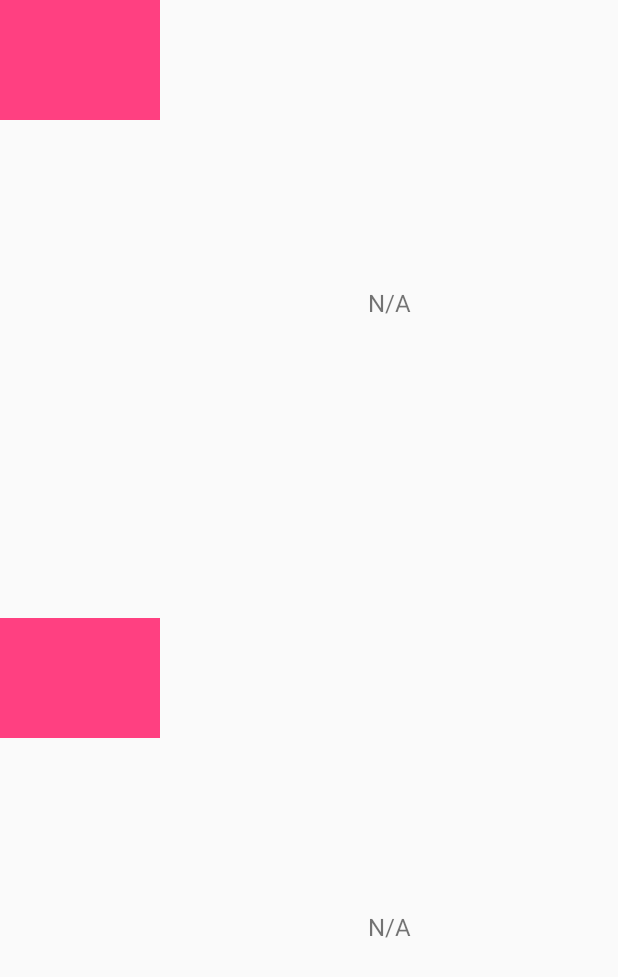
After one commit to BIGxRED/PopularMovies_Stage2, an Android app: the layout dialog_movie_trailers.xml on its own in the app's theme, with its tools: preview values and no code run, on a phone screen of 412 x 824 dp. The commit adds this screen. Shown: the top 977 px of the screen. Run offline under Robolectric (Android 15) with nearby library versions, the phone set to English and light mode, and no system bars.

Commit message:
Started working on a dialog to display the trailers for the movies, but it is not yet complete

```diff
--- a/app/src/main/res/layout/activity_movie_details.xml
+++ b/app/src/main/res/layout/activity_movie_details.xml
@@ -57,7 +57,7 @@
                 style="@style/MoviePoster"/>
 
             <ImageView
-                android:id="@+id/iv_play_button_background"
+                android:id="@+id/iv_play_button"
                 android:layout_width="48dp"
                 android:layout_height="48dp"
                 android:background="@drawable/play_button_48dp"
--- /dev/null
+++ b/app/src/main/res/layout/dialog_movie_trailers.xml
@@ -0,0 +1,57 @@
+<?xml version="1.0" encoding="utf-8"?>
+<LinearLayout xmlns:android="http://schemas.android.com/apk/res/android"
+              android:orientation="vertical"
+              android:layout_width="match_parent"
+              android:layout_height="match_parent">
+
+    <LinearLayout
+        android:id="@+id/ll_first_trailer"
+        android:layout_width="match_parent"
+        android:layout_height="match_parent"
+        android:orientation="horizontal"
+        android:layout_weight="1"
+        android:layout_marginBottom="8dp">
+
+        <ImageView
+            android:id="@+id/iv_first_trailer_thumbnail"
+            android:layout_width="160dp"
+            android:layout_height="80dp"
+            android:background="@color/colorAccent"
+            android:layout_weight="1"/>
+
+        <TextView
+            android:id="@+id/tv_movie_trailer_title1"
+            android:layout_width="match_parent"
+            android:layout_height="match_parent"
+            android:text="N/A"
+            android:gravity="center"
+            android:textSize="16sp"
+            android:layout_weight="2"/>
+
+    </LinearLayout>
+
+    <LinearLayout
+        android:id="@+id/ll_second_trailer"
+        android:layout_width="match_parent"
+        android:layout_height="match_parent"
+        android:layout_weight="1">
+
+        <ImageView
+            android:id="@+id/iv_second_trailer_thumbnail"
+            android:layout_width="160dp"
+            android:layout_height="80dp"
+            android:background="@color/colorAccent"
+            android:layout_weight="1"/>
+
+        <TextView
+            android:id="@+id/tv_movie_trailer_title2"
+            android:layout_width="match_parent"
+            android:layout_height="match_parent"
+            android:text="N/A"
+            android:gravity="center"
+            android:textSize="16sp"
+            android:layout_weight="2"/>
+
+    </LinearLayout>
+
+</LinearLayout>
--- a/app/src/main/res/values/strings.xml
+++ b/app/src/main/res/values/strings.xml
@@ -33,4 +33,8 @@
     <string name="list_preference_sorting_options_entry_value_top_rated">1</string>
     <string name="list_preference_sorting_options_entry_value_favorites">2</string>
 
+    <!--Strings used for the movie trailer dialog-->
+    <string name="alert_dialog_title">Please select a trailer:</string>
+    <string name="alert_dialog_cancel_button_text">Cancel</string>
+
 </resources>
```
Also changed, not shown: app/src/main/java/com/example/android/popularmovies_stage2/activities/MovieDetails.java (+17 -0 lines), app/src/main/java/com/example/android/popularmovies_stage2/fragments/MovieTrailersDialogFragment.java (added, +123 -0 lines).
